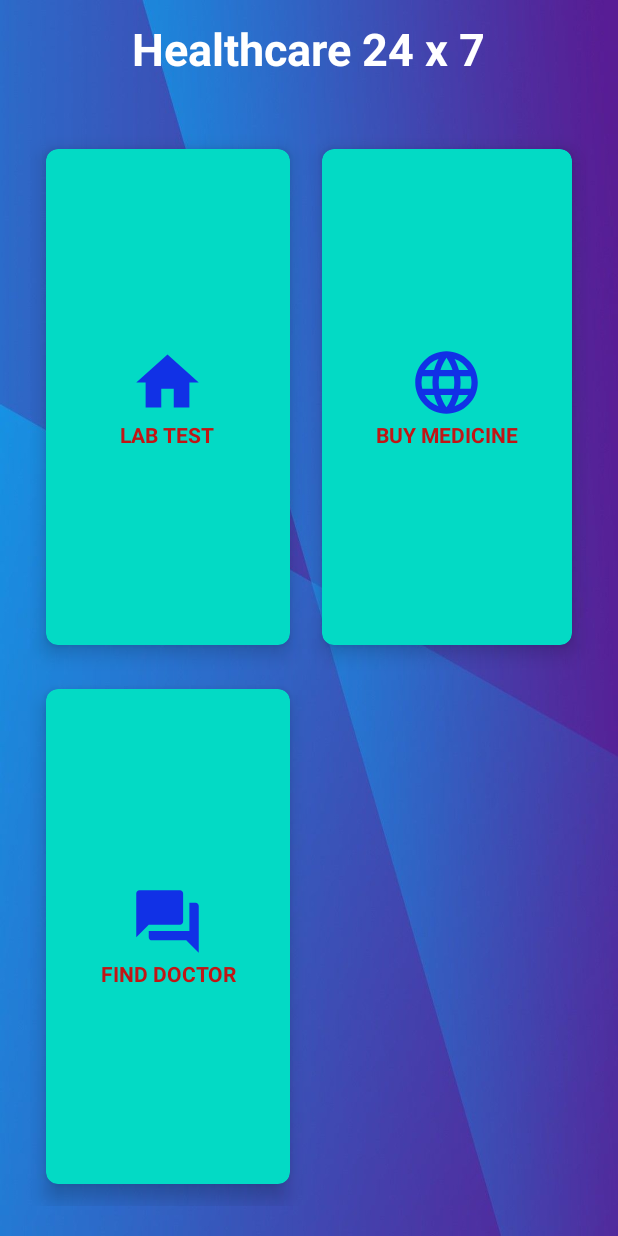
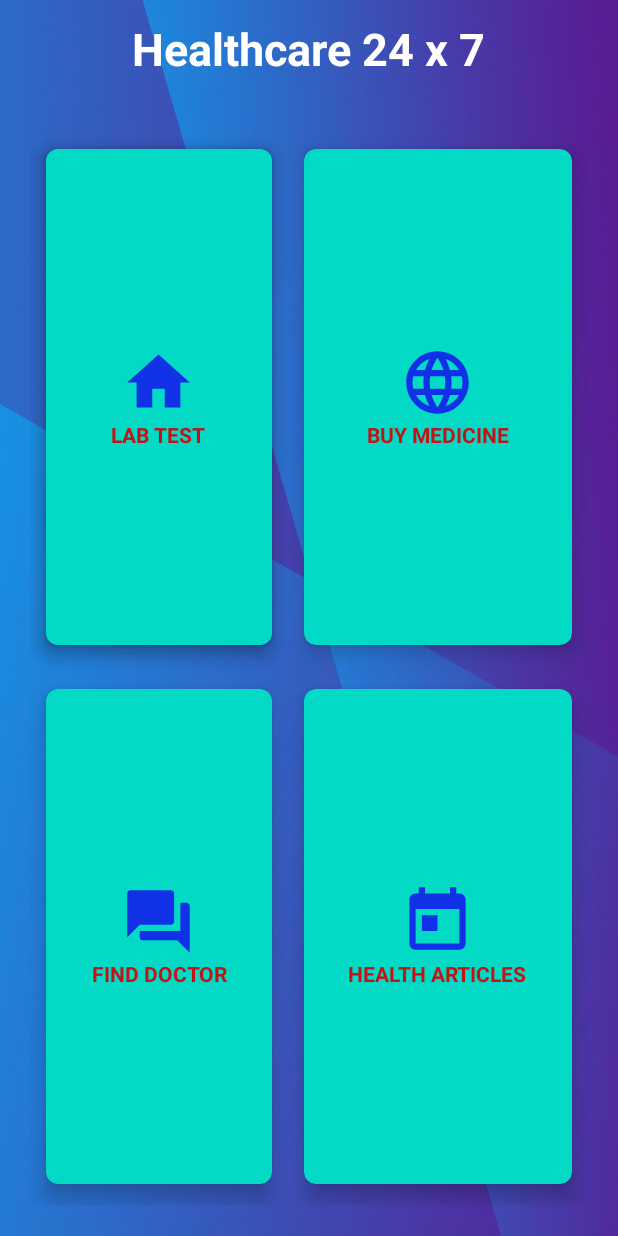
Before and after one commit to bhashana99/Healthcare-app-mobile, an Android app: the HomeActivity screen opened directly, with no data from a screen before it, on a phone screen of 412 x 824 dp. Run offline under Robolectric (Android 15) with nearby library versions, the phone set to English and light mode, and no system bars.

Commit message:
design health article card

```diff
--- a/app/src/main/res/layout/activity_home.xml
+++ b/app/src/main/res/layout/activity_home.xml
@@ -144,6 +144,82 @@
             </LinearLayout>
 
         </androidx.cardview.widget.CardView>
+        <androidx.cardview.widget.CardView
+            android:id="@+id/cardHealth"
+            android:layout_width="wrap_content"
+            android:layout_height="wrap_content"
+            android:layout_column="0"
+            android:layout_row="0"
+            android:layout_columnWeight="1"
+            android:layout_rowWeight="1"
+            android:layout_gravity="fill"
+            app:cardBackgroundColor="@color/teal_200"
+            app:cardCornerRadius="8dp"
+            app:cardElevation="8dp"
+            app:cardUseCompatPadding="true"
+            >
+            <LinearLayout
+                android:layout_width="wrap_content"
+                android:layout_height="wrap_content"
+                android:layout_gravity="center_vertical|center"
+                android:gravity="center"
+                android:orientation="vertical">
+                <ImageView
+                    android:layout_width="wrap_content"
+                    android:layout_height="wrap_content"
+                    android:src="@drawable/home"
+
+                    />
+                <TextView
+                    android:layout_width="wrap_content"
+                    android:layout_height="wrap_content"
+                    android:text="LAB TEST"
+                    android:textAlignment="center"
+                    android:textColor="@color/colorRed"
+                    android:textStyle="bold"
+
+                    />
+            </LinearLayout>
+
+        </androidx.cardview.widget.CardView>
+        <androidx.cardview.widget.CardView
+            android:id="@+id/cardHealthDoctor"
+            android:layout_width="wrap_content"
+            android:layout_height="wrap_content"
+            android:layout_column="1"
+            android:layout_row="1"
+            android:layout_columnWeight="1"
+            android:layout_rowWeight="1"
+            android:layout_gravity="fill"
+            app:cardBackgroundColor="@color/teal_200"
+            app:cardCornerRadius="8dp"
+            app:cardElevation="8dp"
+            app:cardUseCompatPadding="true"
+            >
+            <LinearLayout
+                android:layout_width="wrap_content"
+                android:layout_height="wrap_content"
+                android:layout_gravity="center_vertical|center"
+                android:gravity="center"
+                android:orientation="vertical">
+                <ImageView
+                    android:layout_width="wrap_content"
+                    android:layout_height="wrap_content"
+                    android:src="@drawable/calendar"
+
+                    />
+                <TextView
+                    android:layout_width="wrap_content"
+                    android:layout_height="wrap_content"
+                    android:text="HEALTH ARTICLES"
+                    android:textAlignment="center"
+                    android:textColor="@color/colorRed"
+                    android:textStyle="bold"
+
+                    />
+            </LinearLayout>
+
+        </androidx.cardview.widget.CardView>
 
     </GridLayout>
 
```
